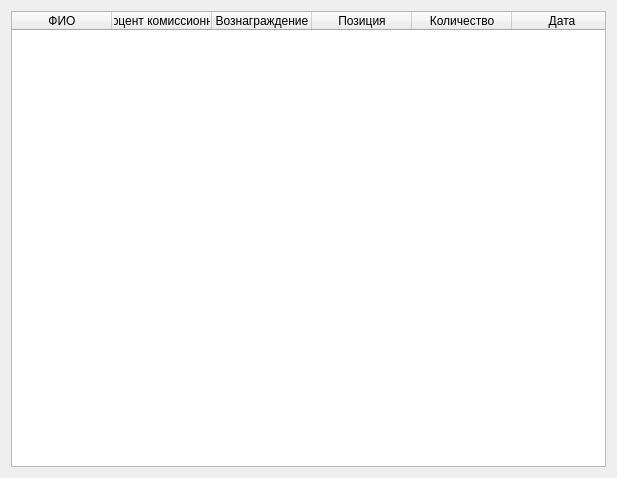
The window that Data_management/22/historytable.ui (lDeathlWhisperl/LETI) describes before a commit, drawn with Qt 5.
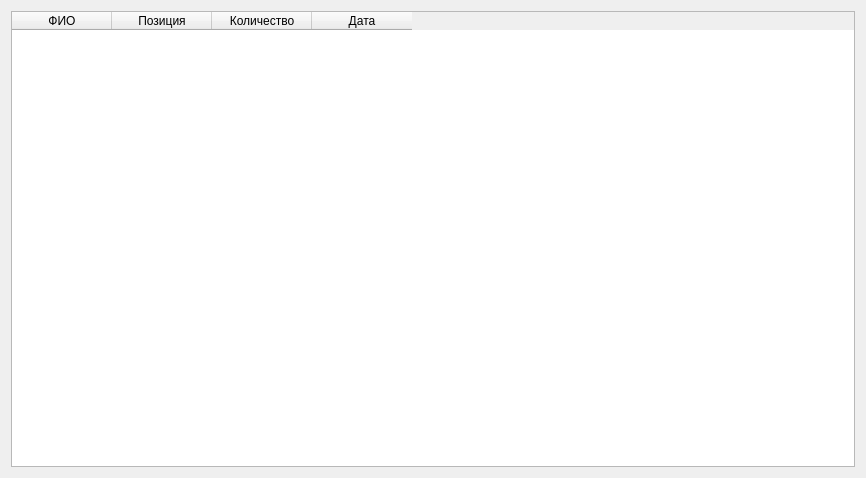
The same window after the commit.

Patch:
```diff
--- a/Data_management/22/historytable.ui
+++ b/Data_management/22/historytable.ui
@@ -6,7 +6,7 @@
    <rect>
     <x>0</x>
     <y>0</y>
-    <width>617</width>
+    <width>866</width>
     <height>478</height>
    </rect>
   </property>
@@ -24,16 +24,6 @@
        <string>ФИО</string>
       </property>
      </column>
-     <column>
-      <property name="text">
-       <string>Процент комиссионных</string>
-      </property>
-     </column>
-     <column>
-      <property name="text">
-       <string>Вознаграждение</string>
-      </property>
-     </column>
      <column>
       <property name="text">
        <string>Позиция</string>
```
Left out of the diff: 2 changed lines with no effect on the pictures.
